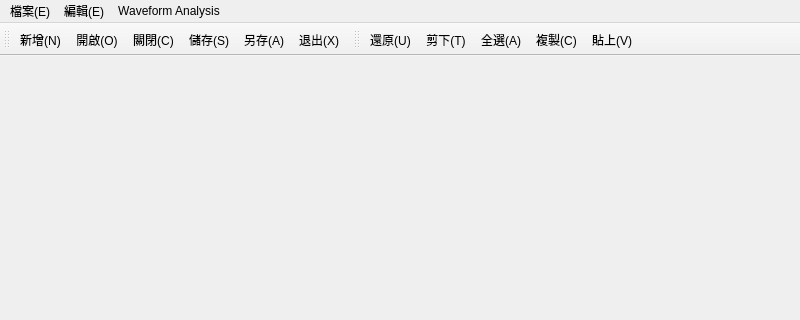
Old version of the form mainwindow.ui in the repository kihochalong/DesignWindow; both pictures show x 0 to 800 and y 0 to 320 of the 800 by 600 pixel window.
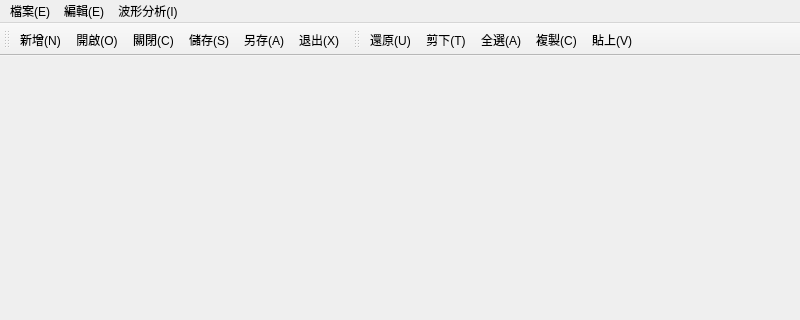
New version of the form.

Diff of the .ui file:
```diff
--- a/mainwindow.ui
+++ b/mainwindow.ui
@@ -20,7 +20,7 @@
      <x>0</x>
      <y>0</y>
      <width>800</width>
-     <height>33</height>
+     <height>21</height>
     </rect>
    </property>
    <widget class="QMenu" name="menu_E">
@@ -48,7 +48,7 @@
    </widget>
    <widget class="QMenu" name="menuWaveform_Analysis">
     <property name="title">
-     <string>Waveform Analysis</string>
+     <string>波形分析(I)</string>
     </property>
     <addaction name="actionSine_Wave"/>
     <addaction name="actionTriangle_Wave"/>
```
Left out of the diff: 6 changed lines with no effect on the pictures.
